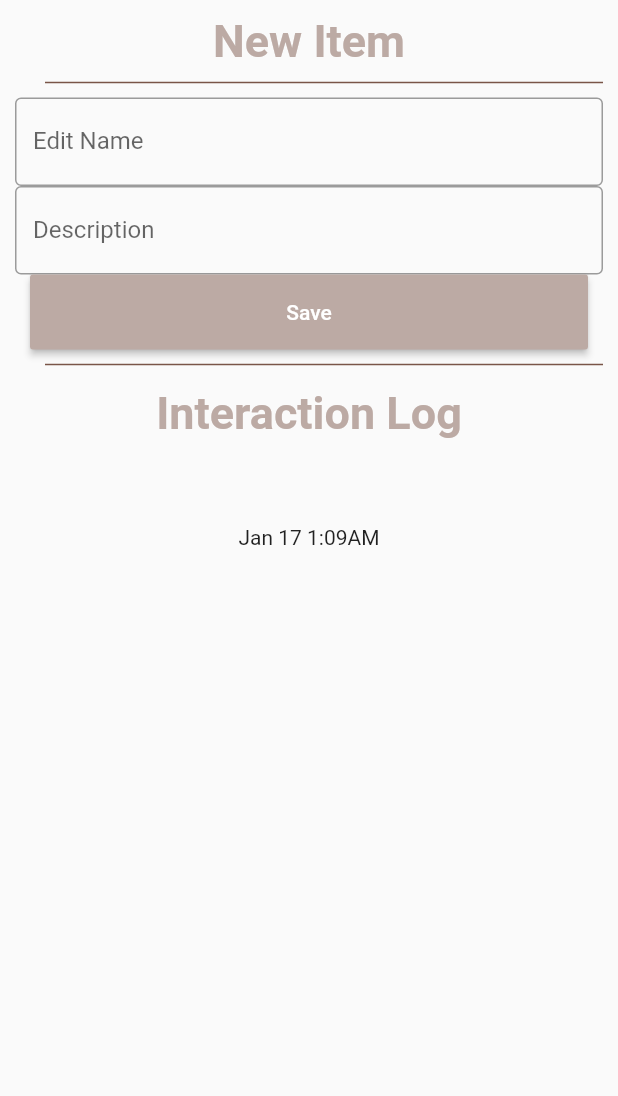
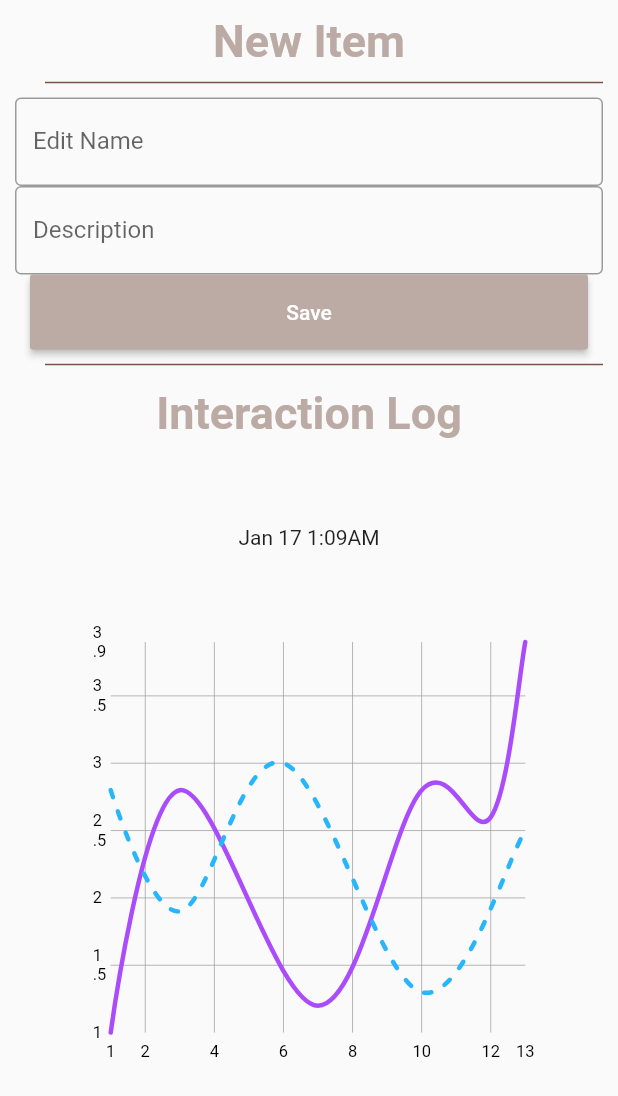
Before and after one commit to 20af02/Re-Mind, a Flutter app: the PopupItems screen opened directly, on a phone screen of 412 x 824 dp. Shown: the top 1096 px of the screen. Run offline on Flutter 3.47's test engine with Material 2 defaults, Android fonts, the light colour scheme and no system bars; drawn by our look-alikes of fl_chart; our stand-ins replace camera; missing offline and left inert: esys_flutter_share, tflite.

Commit message:
graphs added

```diff
--- a/app/lib/pages/popup_items.dart
+++ b/app/lib/pages/popup_items.dart
@@ -3,6 +3,7 @@ import 'package:app/pages/tabs/people_page.dart';
 import 'package:app/pages/signup_page.dart';
 import 'package:app/widgets/item_widget.dart';
 import 'package:app/pages/tabs/tabs.dart';
+import 'package:fl_chart/fl_chart.dart';
 
 class PopupItems extends StatefulWidget {
   PopupItems({Key key}) : super(key: key);
@@ -128,9 +129,70 @@ class _PopupItemsState extends State<PopupItems> {
                       indent: 20,
                       endIndent: 0,
                     ),
+                    Container(
+                      padding: EdgeInsets.symmetric(vertical: 10),
+                      child: LineChart(LineChartData(
+                        titlesData: FlTitlesData(
+                            show: true,
+                            leftTitles:
+                                SideTitles(reservedSize: 6, showTitles: true)),
+                        borderData: FlBorderData(show: false),
+                        lineBarsData: linesBarData1(),
+                      )),
+                    ),
                   ]),
                 ])),
           ])),
     );
   }
+
+  List<LineChartBarData> linesBarData1() {
+    final LineChartBarData lineChartBarData2 = LineChartBarData(
+      spots: [
+        FlSpot(1, 1),
+        FlSpot(3, 2.8),
+        FlSpot(7, 1.2),
+        FlSpot(10, 2.8),
+        FlSpot(12, 2.6),
+        FlSpot(13, 3.9),
+      ],
+      isCurved: true,
+      colors: [
+        const Color(0xffaa4cfc),
+      ],
+      barWidth: 3,
+      isStrokeCapRound: true,
+      dotData: FlDotData(
+        show: false,
+      ),
+      belowBarData: BarAreaData(show: false, colors: [
+        const Color(0x00aa4cfc),
+      ]),
+    );
+    final LineChartBarData lineChartBarData3 = LineChartBarData(
+        spots: [
+          FlSpot(1, 2.8),
+          FlSpot(3, 1.9),
+          FlSpot(6, 3),
+          FlSpot(10, 1.3),
+          FlSpot(13, 2.5),
+        ],
+        isCurved: true,
+        colors: const [
+          Color(0xff27b6fc),
+        ],
+        barWidth: 3,
+        isStrokeCapRound: true,
+        dotData: FlDotData(
+          show: false,
+        ),
+        belowBarData: BarAreaData(
+          show: false,
+        ),
+        dashArray: [5, 10]);
+    return [
+      lineChartBarData2,
+      lineChartBarData3,
+    ];
+  }
 }
--- a/app/pubspec.yaml
+++ b/app/pubspec.yaml
@@ -1,5 +1,5 @@
 name: app
-description: A new Flutter project.
+description: Hack the North
 
 # The following line prevents the package from being accidentally published to
 # pub.dev using `pub publish`. This is preferred for private packages.
@@ -23,7 +23,7 @@ environment:
 dependencies:
   flutter:
     sdk: flutter
-
+  fl_chart: ^0.12.2
   image_picker: ^0.6.7
   tflite: ^1.1.1
   meta: ^1.1.8
```
Also changed, not shown: app/lib/pages/popup_people.dart (+63 -0 lines), app/pubspec.lock.
